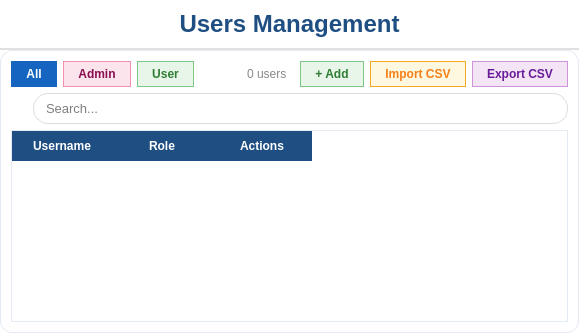
Qt form ui/Users.ui (maihuybao/SmartLockUEL) before a commit.
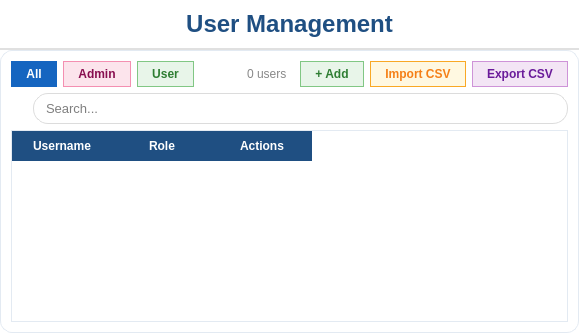
The same form after that commit. Icons and pictures are not drawn.

The edit to the form file:
```diff
--- a/ui/Users.ui
+++ b/ui/Users.ui
@@ -16,7 +16,7 @@
      <property name="styleSheet">
       <string notr="true">QLabel { font-size: 24px; font-weight: bold; color: #1F4F82; padding: 10px; border-bottom: 2px solid #E0E0E0; }</string>
      </property>
-     <property name="text"><string>Users Management</string></property>
+     <property name="text"><string>User Management</string></property>
      <property name="alignment"><set>Qt::AlignCenter</set></property>
     </widget>
    </item>
```
